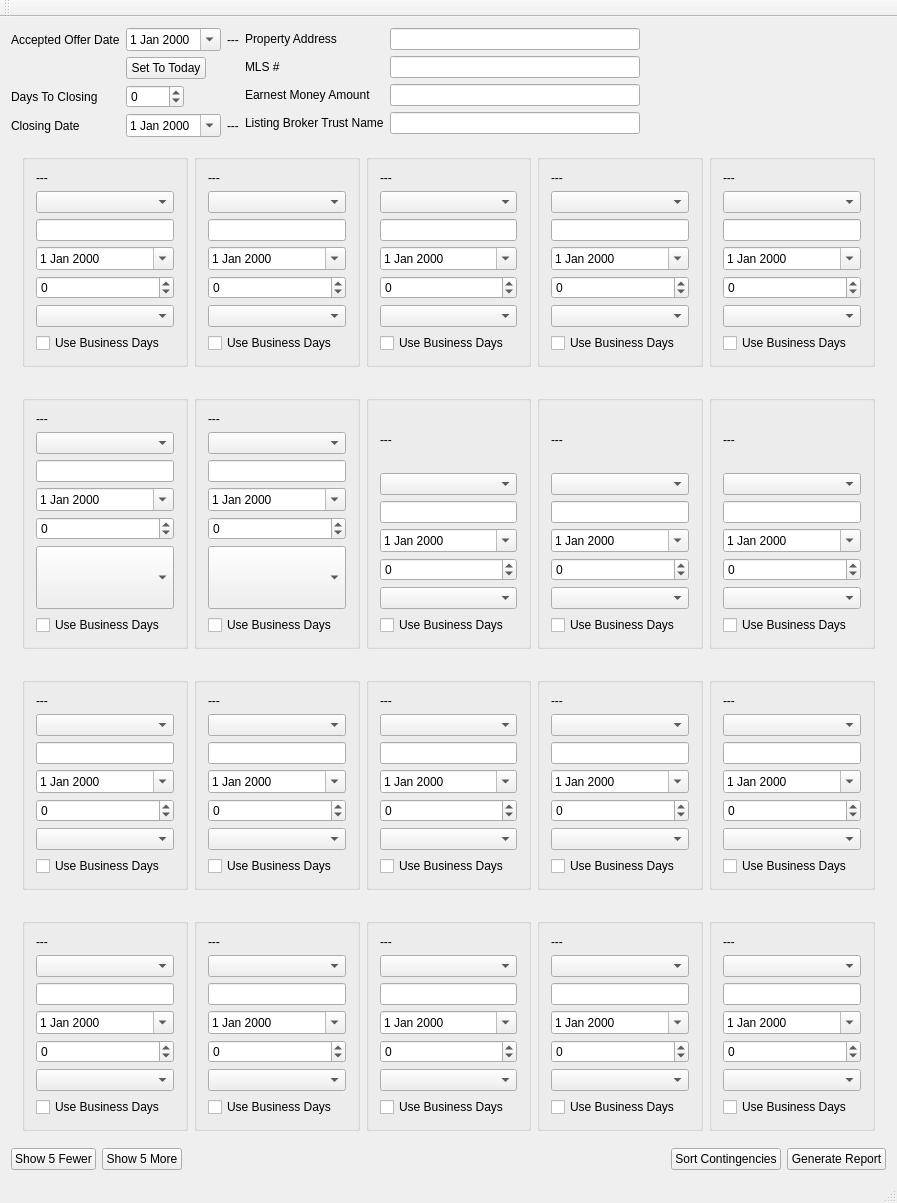
This is maincontingencywindow.ui in themattkerr/ModeContingencyCalc as Qt 5 draws it before an edit. The edited form follows.
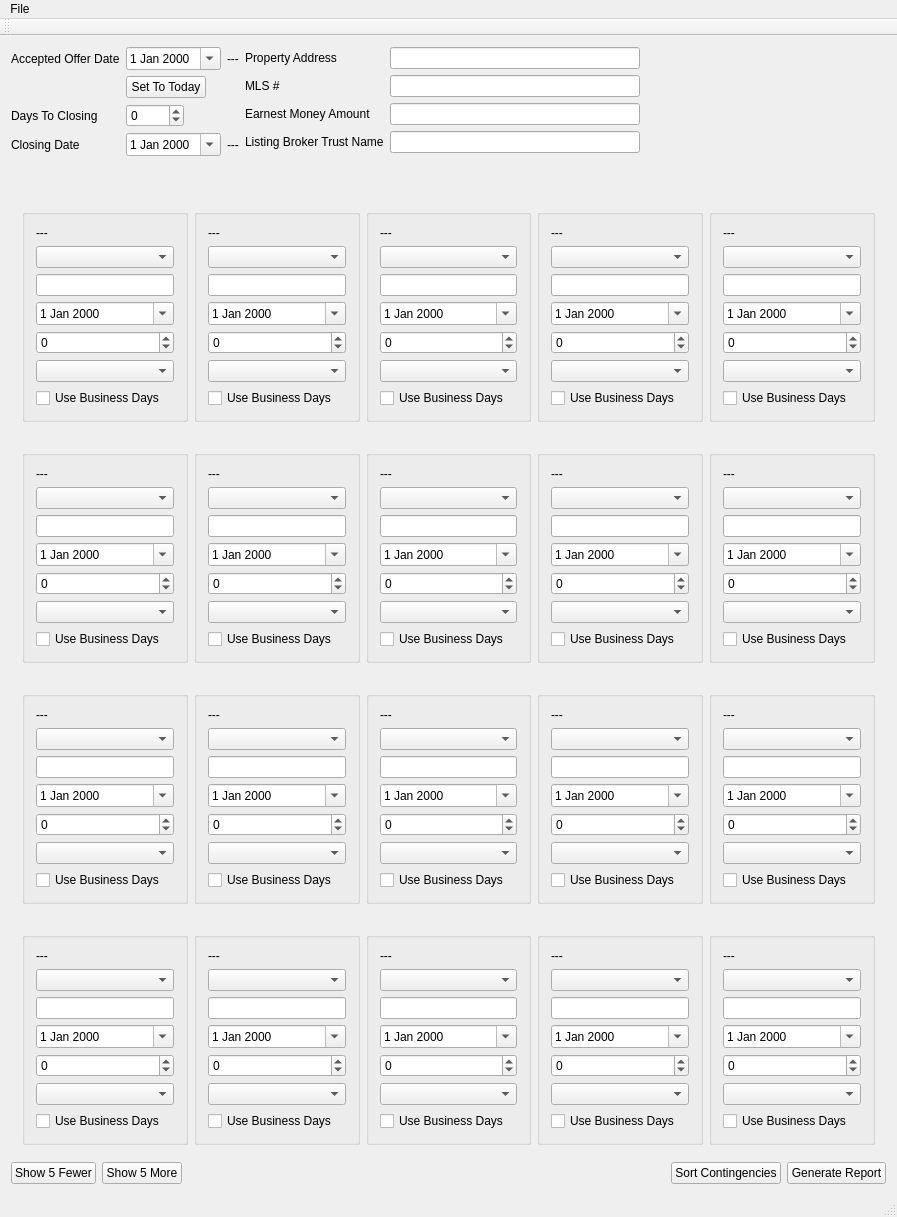
This is the edited form.

```diff
--- a/maincontingencywindow.ui
+++ b/maincontingencywindow.ui
@@ -7,7 +7,7 @@
     <x>0</x>
     <y>0</y>
     <width>897</width>
-    <height>1203</height>
+    <height>1217</height>
    </rect>
   </property>
   <property name="windowTitle">
@@ -868,7 +868,7 @@
           <item>
            <widget class="QComboBox" name="cont6CalcFromComboBox">
             <property name="sizePolicy">
-             <sizepolicy hsizetype="MinimumExpanding" vsizetype="MinimumExpanding">
+             <sizepolicy hsizetype="MinimumExpanding" vsizetype="Fixed">
               <horstretch>0</horstretch>
               <verstretch>0</verstretch>
              </sizepolicy>
@@ -965,7 +965,7 @@
           <item>
            <widget class="QComboBox" name="cont7CalcFromComboBox">
             <property name="sizePolicy">
-             <sizepolicy hsizetype="MinimumExpanding" vsizetype="MinimumExpanding">
+             <sizepolicy hsizetype="MinimumExpanding" vsizetype="Fixed">
               <horstretch>0</horstretch>
               <verstretch>0</verstretch>
              </sizepolicy>
@@ -1874,6 +1874,15 @@
      <height>26</height>
     </rect>
    </property>
+   <widget class="QMenu" name="menuFile">
+    <property name="title">
+     <string>File</string>
+    </property>
+    <addaction name="actionOpen"/>
+    <addaction name="actionSave"/>
+    <addaction name="actionSave_As"/>
+   </widget>
+   <addaction name="menuFile"/>
   </widget>
   <widget class="QToolBar" name="mainToolBar">
    <attribute name="toolBarArea">
```
Left out of the diff: 149 changed lines with no effect on the pictures.
